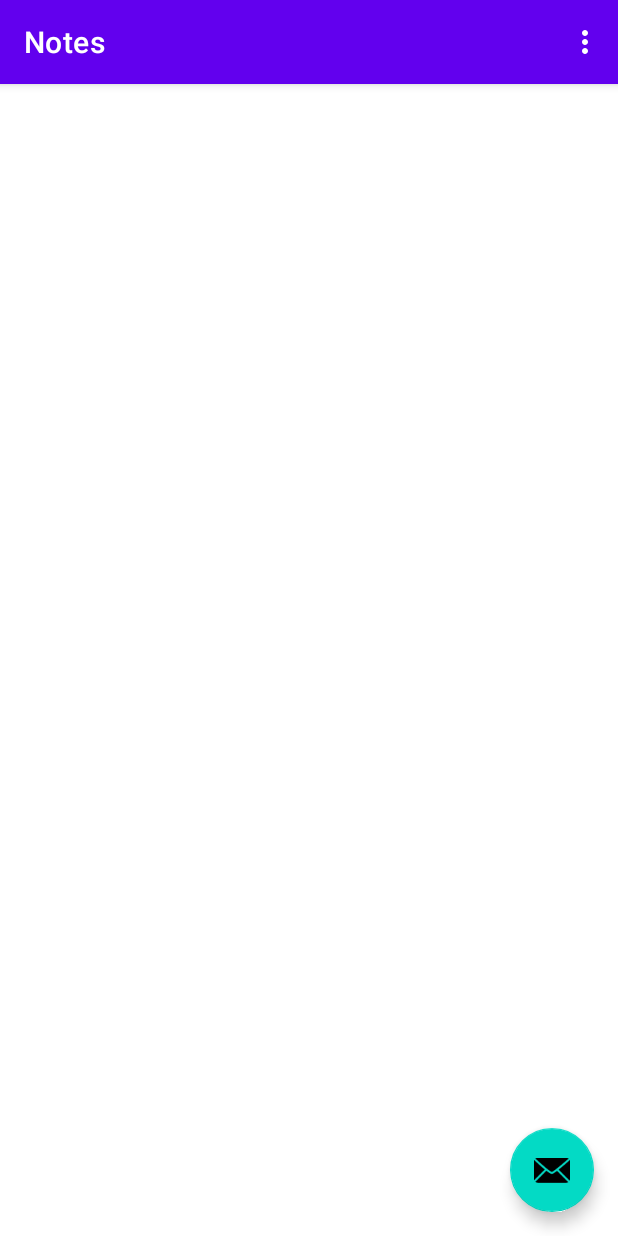
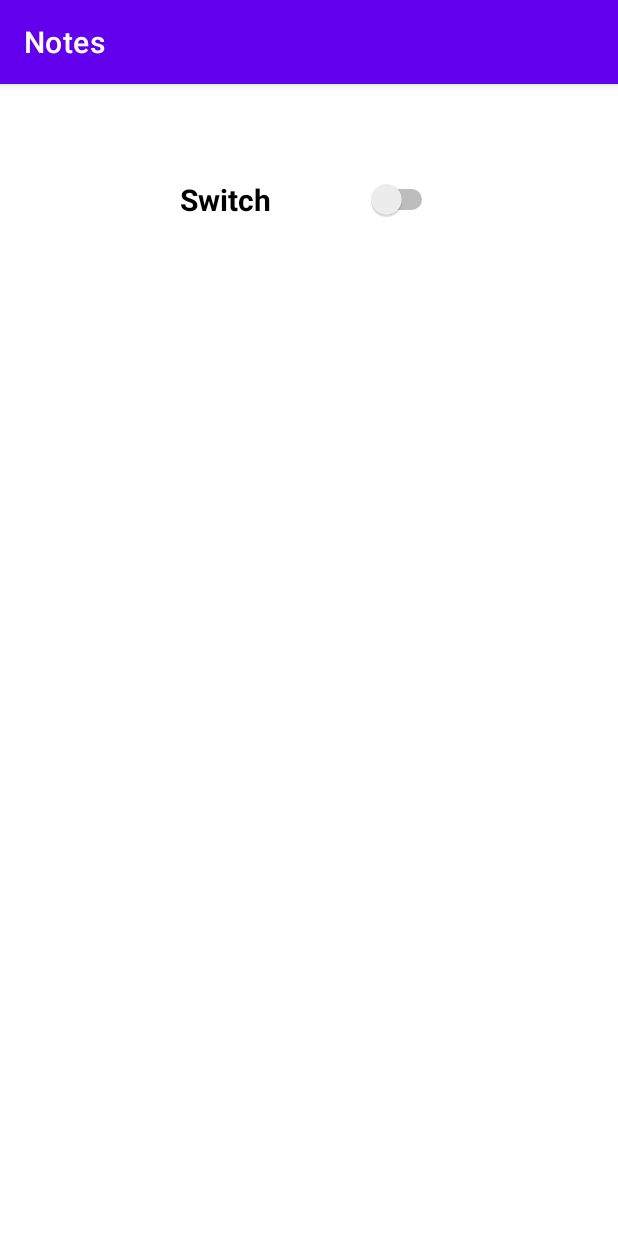
Before and after one commit to fvreeed/Notes, an Android app: the screen it shows after launch (MainActivity before the commit, SettingsActivity after it), in the options menu, after a tap on "Settings", on a phone screen of 412 x 824 dp. Run offline under Robolectric (Android 15) with nearby library versions, the phone set to English and light mode, and no system bars; our stand-ins replace navigation-ui.

Commit message:
Chapter 17. John Horton. Android programming.

```diff
--- /dev/null
+++ b/app/src/main/java/com/example/notes/JSONSerializer.java
@@ -0,0 +1,75 @@
+package com.example.notes;
+
+import android.content.Context;
+
+import org.json.JSONArray;
+import org.json.JSONException;
+import org.json.JSONTokener;
+
+import java.io.BufferedReader;
+import java.io.FileNotFoundException;
+import java.io.IOException;
+import java.io.InputStream;
+import java.io.InputStreamReader;
+import java.io.OutputStream;
+import java.io.OutputStreamWriter;
+import java.io.Writer;
+import java.util.ArrayList;
+import java.util.List;
+
+public class JSONSerializer {
+
+    private String mFilename;
+    private Context mContext;
+
+    public JSONSerializer(String fn, Context con) {
+        mFilename = fn;
+        mContext = con;
+    }
+
+    public void save(List<Note> notes) throws IOException, JSONException {
+
+        JSONArray jArrary = new JSONArray();
+
+        for (Note n : notes)
+            jArrary.put(n.convertToJSON());
+        Writer writer = null;
+        try {
+            OutputStream out = mContext.openFileOutput(mFilename, mContext.MODE_PRIVATE);
+            writer = new OutputStreamWriter(out);
+            writer.write(jArrary.toString());
+        } finally {
+            if (writer != null) {
+                writer.close();
+            }
+        }
+    }
+
+    public ArrayList<Note> load() throws IOException, JSONException {
+
+        ArrayList<Note> noteList = new ArrayList<Note>();
+        BufferedReader reader = null;
+        try {
+            InputStream in = mContext.openFileInput(mFilename);
+            reader = new BufferedReader(new InputStreamReader(in));
+            StringBuilder jsonString = new StringBuilder();
+            String line = null;
+
+            while ((line = reader.readLine()) != null) {
+                jsonString.append(line);
+            }
+
+            JSONArray jArray = (JSONArray) new JSONTokener(jsonString.toString()).nextValue();
+
+            for (int i = 0; i < jArray.length(); i++) {
+                noteList.add(new Note(jArray.getJSONObject(i)));
+            }
+        } catch (FileNotFoundException e) {
+
+        } finally {
+            if (reader != null)
+                reader.close();
+        }
+        return noteList;
+    }
+}
--- a/app/src/main/java/com/example/notes/MainActivity.java
+++ b/app/src/main/java/com/example/notes/MainActivity.java
@@ -1,17 +1,15 @@
 package com.example.notes;
 
+import android.content.Intent;
+import android.content.SharedPreferences;
 import android.os.Bundle;
-
-import com.google.android.material.snackbar.Snackbar;
+import android.util.Log;
+import android.view.Menu;
+import android.view.MenuItem;
+import android.view.View;
 
 import androidx.appcompat.app.AppCompatActivity;
-
-import android.view.View;
-
-import androidx.navigation.NavController;
-import androidx.navigation.Navigation;
 import androidx.navigation.ui.AppBarConfiguration;
-import androidx.navigation.ui.NavigationUI;
 import androidx.recyclerview.widget.DefaultItemAnimator;
 import androidx.recyclerview.widget.DividerItemDecoration;
 import androidx.recyclerview.widget.LinearLayoutManager;
@@ -19,18 +17,17 @@ import androidx.recyclerview.widget.RecyclerView;
 
 import com.example.notes.databinding.ActivityMainBinding;
 
-import android.view.Menu;
-import android.view.MenuItem;
-import android.widget.Button;
-
 import java.util.ArrayList;
 import java.util.List;
 
 public class MainActivity extends AppCompatActivity {
 
-    private List<Note> noteList = new ArrayList<>();
+    private JSONSerializer mSerializer;
+    private List<Note> noteList;
     private RecyclerView recyclerView;
     private NoteAdapter mAdapter;
+    private boolean mShowDividers;
+    private SharedPreferences mPrefs;
     private AppBarConfiguration appBarConfiguration;
     private ActivityMainBinding binding;
 
@@ -55,14 +52,35 @@ public class MainActivity extends AppCompatActivity {
             }
         });
 
+        mSerializer = new JSONSerializer("Notes.json", getApplicationContext());
+        try {
+            noteList = mSerializer.load();
+        } catch (Exception e) {
+            noteList = new ArrayList<Note>();
+            Log.e("Error loading notes: ", "", e);
+        }
+
         recyclerView = findViewById(R.id.recyclerView);
         mAdapter = new NoteAdapter(this, noteList);
         RecyclerView.LayoutManager mLayoutManager = new LinearLayoutManager(getApplicationContext());
         recyclerView.setLayoutManager(mLayoutManager);
         recyclerView.setItemAnimator(new DefaultItemAnimator());
+        recyclerView.setAdapter(mAdapter);
+    }
 
-        recyclerView.addItemDecoration(new DividerItemDecoration(this, LinearLayoutManager.VERTICAL));
-        recyclerView.setAdapter(mAdapter);
+    @Override
+    protected void onResume() {
+        super.onResume();
+
+        mPrefs = getSharedPreferences("Notes", MODE_PRIVATE);
+        mShowDividers = mPrefs.getBoolean("dividers", true);
+        if (mShowDividers) {
+            recyclerView.addItemDecoration(new DividerItemDecoration(this, LinearLayoutManager.VERTICAL));
+        } else {
+            if (recyclerView.getItemDecorationCount() > 0) {
+                recyclerView.removeItemDecorationAt(0);
+            }
+        }
     }
 
     public void addNote(Note n) {
@@ -87,17 +105,29 @@ public class MainActivity extends AppCompatActivity {
 
     @Override
     public boolean onOptionsItemSelected(MenuItem item) {
-        // Handle action bar item clicks here. The action bar will
-        // automatically handle clicks on the Home/Up button, so long
-        // as you specify a parent activity in AndroidManifest.xml.
+
         int id = item.getItemId();
-
-        //noinspection SimplifiableIfStatement
         if (id == R.id.action_settings) {
+            Intent intent = new Intent(this, SettingsActivity.class);
+            startActivity(intent);
             return true;
         }
 
         return super.onOptionsItemSelected(item);
+    }
+
+    @Override
+    protected void onPause() {
+        super.onPause();
+        saveNotes();
+    }
+
+    public void saveNotes() {
+        try {
+            mSerializer.save(noteList);
+        } catch (Exception e) {
+            Log.e("Error savin notes", "", e);
+        }
     }
 
 //    @Override
--- /dev/null
+++ b/app/src/main/java/com/example/notes/SettingsActivity.java
@@ -0,0 +1,49 @@
+package com.example.notes;
+
+import androidx.appcompat.app.AppCompatActivity;
+
+import android.content.SharedPreferences;
+import android.os.Bundle;
+import android.widget.CompoundButton;
+import android.widget.Switch;
+
+public class SettingsActivity extends AppCompatActivity {
+
+    private SharedPreferences mPrefs;
+    private SharedPreferences.Editor mEditor;
+
+    private boolean mShowDividers;
+
+    @Override
+    protected void onCreate(Bundle savedInstanceState) {
+        super.onCreate(savedInstanceState);
+        setContentView(R.layout.activity_settings);
+
+        mPrefs = getSharedPreferences("Notes", MODE_PRIVATE);
+        mEditor = mPrefs.edit();
+
+        mShowDividers = mPrefs.getBoolean("dividers", false);
+
+        Switch switch1 = findViewById(R.id.switch1);
+        switch1.setChecked(mShowDividers);
+
+        switch1.setOnCheckedChangeListener(new CompoundButton.OnCheckedChangeListener() {
+            @Override
+            public void onCheckedChanged(CompoundButton compoundButton, boolean isChecked) {
+                if (isChecked) {
+                    mEditor.putBoolean("dividers", true);
+                    mShowDividers = true;
+                } else {
+                    mEditor.putBoolean("dividers", false);
+                    mShowDividers = false;
+                }
+            }
+        });
+    }
+
+    @Override
+    protected void onPause() {
+        super.onPause();
+        mEditor.commit();
+    }
+}
--- /dev/null
+++ b/app/src/main/res/layout/activity_settings.xml
@@ -0,0 +1,20 @@
+<?xml version="1.0" encoding="utf-8"?>
+<androidx.constraintlayout.widget.ConstraintLayout xmlns:android="http://schemas.android.com/apk/res/android"
+    xmlns:app="http://schemas.android.com/apk/res-auto"
+    xmlns:tools="http://schemas.android.com/tools"
+    android:layout_width="match_parent"
+    android:layout_height="match_parent"
+    tools:context=".SettingsActivity">
+
+    <Switch
+        android:id="@+id/switch1"
+        android:layout_width="172dp"
+        android:layout_height="54dp"
+        android:layout_marginTop="50dp"
+        android:text="Switch"
+        android:textSize="20sp"
+        android:textStyle="bold"
+        app:layout_constraintEnd_toEndOf="parent"
+        app:layout_constraintStart_toStartOf="parent"
+        app:layout_constraintTop_toTopOf="parent" />
+</androidx.constraintlayout.widget.ConstraintLayout>
```
Also changed, not shown: app/src/main/AndroidManifest.xml (+7 -0 lines), app/src/main/java/com/example/notes/Note.java (+35 -0 lines).
